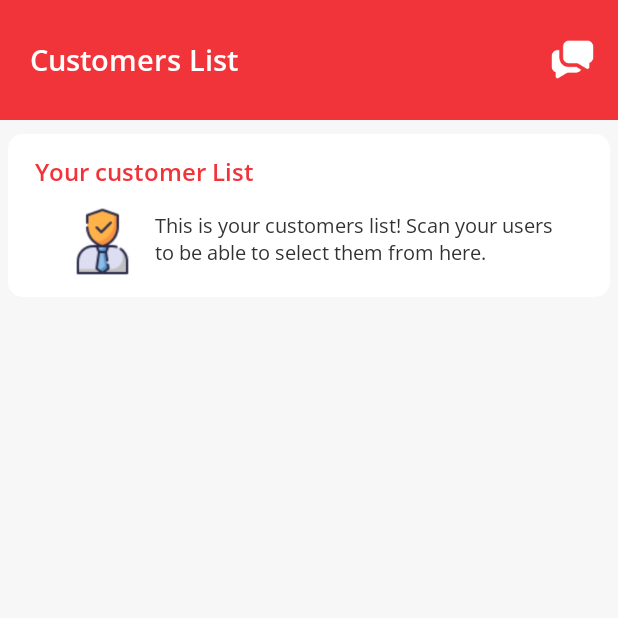
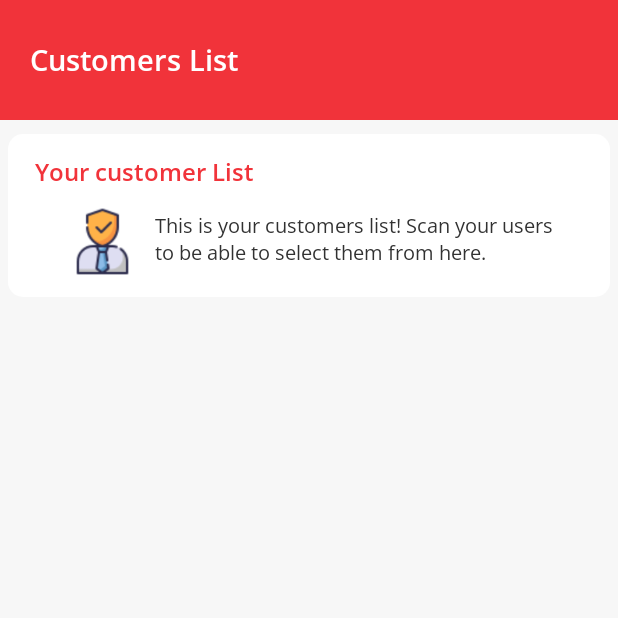
Before and after one commit to ElevinTech/MotorBroShop, an Android app: the screen it shows after launch once a user with an empty profile is signed in (DashboardActivity), item 2 of the bottom bar chosen, on a phone screen of 412 x 824 dp, the top half of it. Run offline under Robolectric (Android 15) with nearby library versions, the phone set to English and light mode, and no system bars; our stand-ins replace Firebase (no records; nobody signed in at launch, a user with empty details on screens opened directly); libraries missing offline, so code that uses them is left out: com.google.zxing.integration, com.xwray.groupie; pictures from the network do not load; 8 statements that could not run were skipped.

Commit message:
hide chat button

```diff
--- a/app/src/main/java/com/elevintech/motorbroshop/Dashboard/Fragments/CustomerListFragment.kt
+++ b/app/src/main/java/com/elevintech/motorbroshop/Dashboard/Fragments/CustomerListFragment.kt
@@ -20,7 +20,7 @@ import com.xwray.groupie.GroupAdapter
 import com.xwray.groupie.Item
 import com.xwray.groupie.ViewHolder
 import kotlinx.android.synthetic.main.fragment_customer_list.*
-import kotlinx.android.synthetic.main.fragment_customer_list.chatImageView
+//import kotlinx.android.synthetic.main.fragment_customer_list.chatImageView
 import kotlinx.android.synthetic.main.fragment_customer_list.view.*
 import kotlinx.android.synthetic.main.fragment_home.*
 import kotlinx.android.synthetic.main.row_customer.view.*
--- a/app/src/main/java/com/elevintech/motorbroshop/Dashboard/Fragments/PartsServicesFragment.kt
+++ b/app/src/main/java/com/elevintech/motorbroshop/Dashboard/Fragments/PartsServicesFragment.kt
@@ -24,7 +24,7 @@ import com.xwray.groupie.Item
 import com.xwray.groupie.ViewHolder
 import kotlinx.android.synthetic.main.fragment_home.*
 import kotlinx.android.synthetic.main.fragment_parts_services.*
-import kotlinx.android.synthetic.main.fragment_parts_services.chatImageView
+//import kotlinx.android.synthetic.main.fragment_parts_services.chatImageView
 import kotlinx.android.synthetic.main.row_product.view.*
 
 /**
--- a/app/src/main/res/layout/fragment_customer_list.xml
+++ b/app/src/main/res/layout/fragment_customer_list.xml
@@ -38,16 +38,16 @@
                 app:layout_constraintEnd_toEndOf="@+id/toolbar"
                 app:layout_constraintStart_toStartOf="@+id/toolbar" />
 
-            <ImageView
-                android:id="@+id/chatImageView"
-                android:layout_width="30dp"
-                android:layout_height="30dp"
-                android:layout_marginRight="15dp"
-                android:layout_gravity="right"
-                app:srcCompat="@drawable/chat_icon"
-                android:visibility="visible"
-                android:tint="#FFFFFF"
-                />
+<!--            <ImageView-->
+<!--                android:id="@+id/chatImageView"-->
+<!--                android:layout_width="30dp"-->
+<!--                android:layout_height="30dp"-->
+<!--                android:layout_marginRight="15dp"-->
+<!--                android:layout_gravity="right"-->
+<!--                app:srcCompat="@drawable/chat_icon"-->
+<!--                android:visibility="visible"-->
+<!--                android:tint="#FFFFFF"-->
+<!--                />-->
         </androidx.appcompat.widget.Toolbar>
 
         <LinearLayout
```
Also changed, not shown: app/src/main/res/layout/fragment_parts_services.xml (+10 -10 lines).
